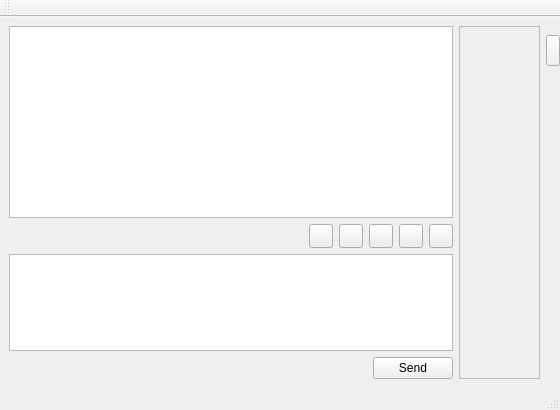
First picture: the form in retroshare-gui/src/gui/chat/PopupChatDialog.ui, repository RetroShare/RetroShare, before the edit.
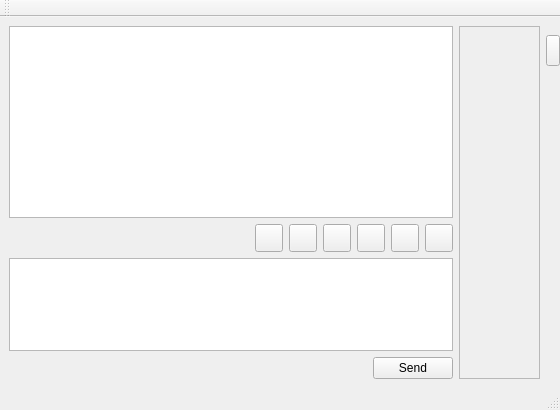
Second picture: the form after the edit. Icons and pictures are not drawn.

Commit message: Added first Emoteicons feature

Diff of the .ui file:
```diff
--- a/retroshare-gui/src/gui/chat/PopupChatDialog.ui
+++ b/retroshare-gui/src/gui/chat/PopupChatDialog.ui
@@ -83,18 +83,18 @@
              </property>
             </spacer>
            </item>
-           <item row="0" column="1" >
+           <item row="0" column="2" >
             <widget class="QPushButton" name="textboldButton" >
              <property name="minimumSize" >
               <size>
-               <width>24</width>
-               <height>24</height>
+               <width>28</width>
+               <height>28</height>
               </size>
              </property>
              <property name="maximumSize" >
               <size>
-               <width>24</width>
-               <height>24</height>
+               <width>28</width>
+               <height>28</height>
               </size>
              </property>
              <property name="toolTip" >
@@ -111,18 +111,18 @@
              </property>
             </widget>
            </item>
-           <item row="0" column="2" >
+           <item row="0" column="3" >
             <widget class="QPushButton" name="textunderlineButton" >
              <property name="minimumSize" >
               <size>
-               <width>24</width>
-               <height>24</height>
+               <width>28</width>
+               <height>28</height>
               </size>
              </property>
              <property name="maximumSize" >
               <size>
-               <width>24</width>
-               <height>24</height>
+               <width>28</width>
+               <height>28</height>
               </size>
              </property>
              <property name="toolTip" >
@@ -139,46 +139,18 @@
              </property>
             </widget>
            </item>
-           <item row="0" column="3" >
-            <widget class="QPushButton" name="textitalicButton" >
-             <property name="minimumSize" >
-              <size>
-               <width>24</width>
-               <height>24</height>
-              </size>
-             </property>
-             <property name="maximumSize" >
-              <size>
-               <width>24</width>
-               <height>24</height>
-              </size>
-             </property>
-             <property name="toolTip" >
-              <string>Italic</string>
-             </property>
-             <property name="text" >
-              <string/>
-             </property>
-             <property name="icon" >
-              <iconset>C:/Dokumente und Einstellungen/Linux/.designer/backup</iconset>
-             </property>
-             <property name="checkable" >
-              <bool>false</bool>
-             </property>
-            </widget>
-           </item>
            <item row="0" column="4" >
-            <widget class="QPushButton" name="fontButton" >
+            <widget class="QPushButton" name="textitalicButton" >
              <property name="minimumSize" >
               <size>
-               <width>24</width>
-               <height>24</height>
+               <width>28</width>
+               <height>28</height>
               </size>
              </property>
              <property name="maximumSize" >
               <size>
-               <width>24</width>
-               <height>24</height>
+               <width>28</width>
+               <height>28</height>
               </size>
              </property>
              <property name="toolTip" >
@@ -196,17 +168,45 @@
             </widget>
            </item>
            <item row="0" column="5" >
+            <widget class="QPushButton" name="fontButton" >
+             <property name="minimumSize" >
+              <size>
+               <width>28</width>
+               <height>28</height>
+              </size>
+             </property>
+             <property name="maximumSize" >
+              <size>
+               <width>28</width>
+               <height>28</height>
+              </size>
+             </property>
+             <property name="toolTip" >
+              <string>Italic</string>
+             </property>
+             <property name="text" >
+              <string/>
+             </property>
+             <property name="icon" >
+              <iconset>C:/Dokumente und Einstellungen/Linux/.designer/backup</iconset>
+             </property>
+             <property name="checkable" >
+              <bool>false</bool>
+             </property>
+            </widget>
+           </item>
+           <item row="0" column="6" >
             <widget class="QPushButton" name="colorButton" >
              <property name="minimumSize" >
               <size>
-               <width>24</width>
-               <height>24</height>
+               <width>28</width>
+               <height>28</height>
               </size>
              </property>
              <property name="maximumSize" >
               <size>
-               <width>24</width>
-               <height>24</height>
+               <width>28</width>
+               <height>28</height>
               </size>
              </property>
              <property name="toolTip" >
@@ -217,6 +217,37 @@
              </property>
             </widget>
            </item>
+           <item row="0" column="1" >
+            <widget class="QPushButton" name="emoteiconButton" >
+             <property name="sizePolicy" >
+              <sizepolicy vsizetype="Fixed" hsizetype="Fixed" >
+               <horstretch>0</horstretch>
+               <verstretch>0</verstretch>
+              </sizepolicy>
+             </property>
+             <property name="minimumSize" >
+              <size>
+               <width>28</width>
+               <height>28</height>
+              </size>
+             </property>
+             <property name="maximumSize" >
+              <size>
+               <width>28</width>
+               <height>28</height>
+              </size>
+             </property>
+             <property name="text" >
+              <string/>
+             </property>
+             <property name="iconSize" >
+              <size>
+               <width>24</width>
+               <height>24</height>
+              </size>
+             </property>
+            </widget>
+           </item>
           </layout>
          </widget>
         </item>
```
The commit also changes 3 other files.
